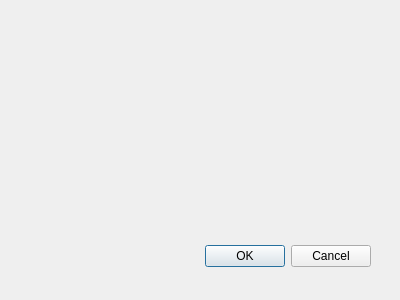
Qt form plugin_dialog_base.ui (PlaceForNick/Projekt_2) before a commit.
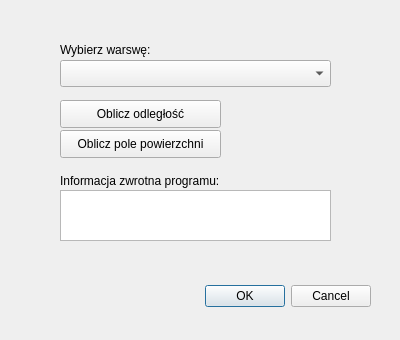
The same form after that commit. Custom widgets are drawn as their Qt base class.

Commit message: edycja pliku plugin_dialog_base.ui w stopniu docelowawym, wygenerowanie pliku plugin_dialog_base.py

```diff
--- a/plugin_dialog_base.ui
+++ b/plugin_dialog_base.ui
@@ -1,22 +1,22 @@
 <ui version="4.0" >
  <class>WtyczkaDialogBase</class>
- <widget class="QDialog" name="WtyczkaDialogBase" >
-  <property name="geometry" >
+ <widget class="QDialog" name="WtyczkaDialogBase">
+  <property name="geometry">
    <rect>
     <x>0</x>
     <y>0</y>
     <width>400</width>
-    <height>300</height>
+    <height>340</height>
    </rect>
   </property>
   <property name="windowTitle" >
    <string>Wtyczka Projekt 2 INF</string>
   </property>
-  <widget class="QDialogButtonBox" name="button_box" >
-   <property name="geometry" >
+  <widget class="QDialogButtonBox" name="button_box_ok_anuluj">
+   <property name="geometry">
     <rect>
      <x>30</x>
-     <y>240</y>
+     <y>280</y>
      <width>341</width>
      <height>32</height>
     </rect>
@@ -28,7 +28,86 @@
     <set>QDialogButtonBox::Cancel|QDialogButtonBox::Ok</set>
    </property>
   </widget>
+  <widget class="QgsMapLayerComboBox" name="mMapLayerComboBox_wybor_warstwy">
+   <property name="geometry">
+    <rect>
+     <x>60</x>
+     <y>60</y>
+     <width>271</width>
+     <height>27</height>
+    </rect>
+   </property>
+  </widget>
+  <widget class="QPushButton" name="pushButton_obl_odleglosc">
+   <property name="geometry">
+    <rect>
+     <x>60</x>
+     <y>100</y>
+     <width>161</width>
+     <height>28</height>
+    </rect>
+   </property>
+   <property name="text">
+    <string>Oblicz odległość</string>
+   </property>
+  </widget>
+  <widget class="QPushButton" name="pushButton_obl_pole">
+   <property name="geometry">
+    <rect>
+     <x>60</x>
+     <y>130</y>
+     <width>161</width>
+     <height>28</height>
+    </rect>
+   </property>
+   <property name="text">
+    <string>Oblicz pole powierzchni</string>
+   </property>
+  </widget>
+  <widget class="QLabel" name="label_info_dol">
+   <property name="geometry">
+    <rect>
+     <x>60</x>
+     <y>170</y>
+     <width>251</width>
+     <height>21</height>
+    </rect>
+   </property>
+   <property name="text">
+    <string>Informacja zwrotna programu:</string>
+   </property>
+  </widget>
+  <widget class="QTextBrowser" name="textBrowser_info_zwrotne">
+   <property name="geometry">
+    <rect>
+     <x>60</x>
+     <y>190</y>
+     <width>271</width>
+     <height>51</height>
+    </rect>
+   </property>
+  </widget>
+  <widget class="QLabel" name="label_info_gora">
+   <property name="geometry">
+    <rect>
+     <x>60</x>
+     <y>40</y>
+     <width>251</width>
+     <height>20</height>
+    </rect>
+   </property>
+   <property name="text">
+    <string>Wybierz warswę:</string>
+   </property>
+  </widget>
  </widget>
+ <customwidgets>
+  <customwidget>
+   <class>QgsMapLayerComboBox</class>
+   <extends>QComboBox</extends>
+   <header>qgsmaplayercombobox.h</header>
+  </customwidget>
+ </customwidgets>
  <resources/>
  <connections>
   <connection>
```
Left out of the diff: 37 changed lines with no effect on the pictures. The commit also changes 1 other file.
